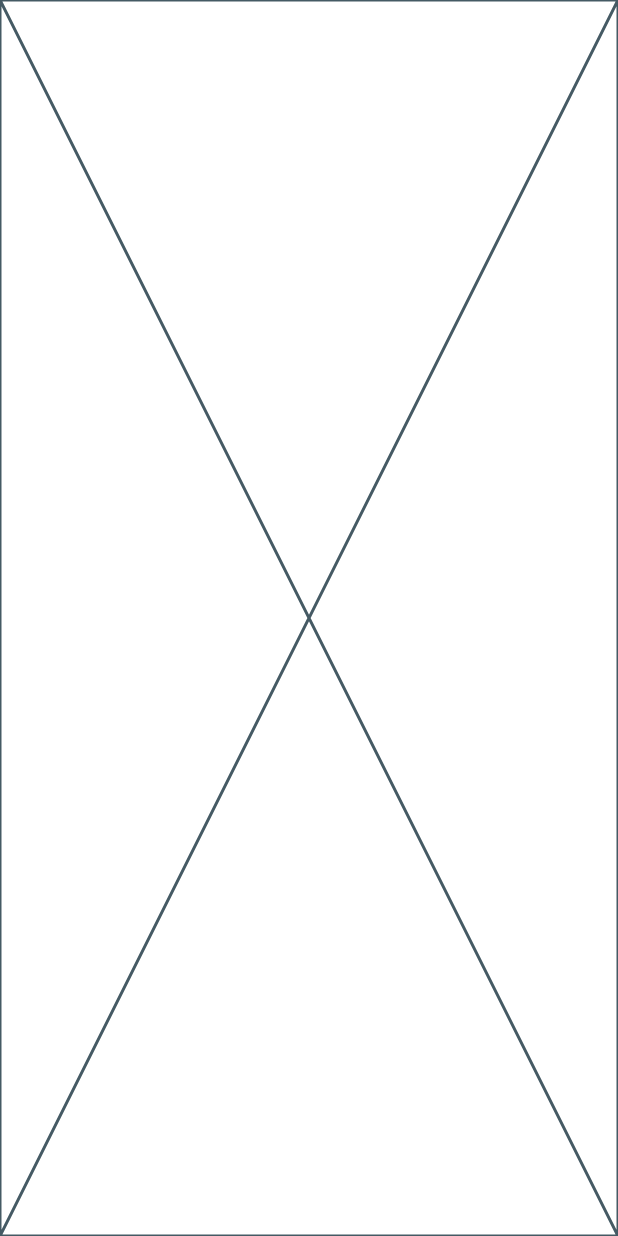
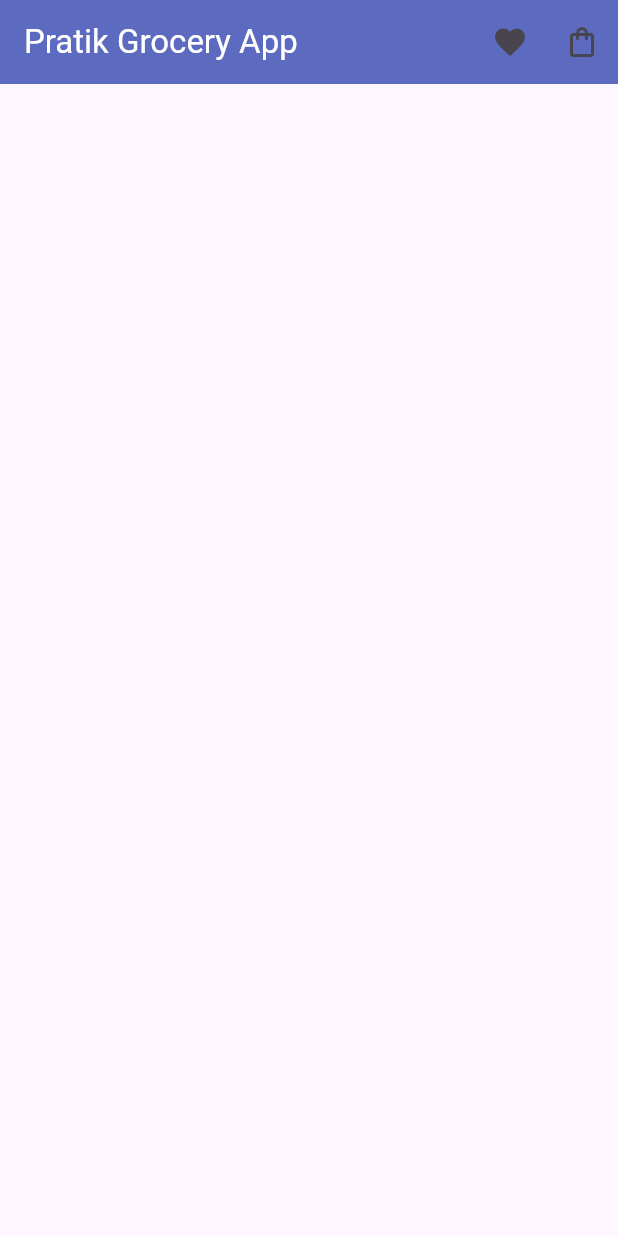
Before and after one commit to Pratik-0605/demo_bloc_project, a Flutter app: the screen it shows after launch, on a phone screen of 412 x 824 dp. Run offline on Flutter 3.47's test engine with Material 3 defaults, Android fonts, the light colour scheme and no system bars; our stand-ins replace bloc, flutter_bloc.

Commit message:
Added the wishlist icon, cart icon added event(action) to wishlist icon. Added parameter bloc which will take homeBloc. Added HomeState and HomeActionState in home state file, Added event in the Homeevent page.

```diff
--- /dev/null
+++ b/lib/features/cart/bloc/cart_event.dart
@@ -0,0 +1,4 @@
+part of 'cart_bloc.dart';
+
+@immutable
+sealed class CartEvent {}
--- /dev/null
+++ b/lib/features/cart/bloc/cart_state.dart
@@ -0,0 +1,6 @@
+part of 'cart_bloc.dart';
+
+@immutable
+sealed class CartState {}
+
+final class CartInitial extends CartState {}
--- /dev/null
+++ b/lib/features/home/bloc/home_bloc.dart
@@ -0,0 +1,12 @@
+import 'package:bloc/bloc.dart';
+import 'package:meta/meta.dart';
+
+part 'home_event.dart';
+part 'home_state.dart';
+
+class HomeBloc extends Bloc<HomeEvent, HomeState> {
+  HomeBloc() : super(HomeInitial()) {
+    on<HomeEvent>((event, emit) {
+    });
+  }
+}
--- /dev/null
+++ b/lib/features/home/bloc/home_event.dart
@@ -0,0 +1,20 @@
+part of 'home_bloc.dart';
+
+@immutable
+abstract class HomeEvent {}
+
+class HomeProductWishlistButtonClickedEvent extends HomeEvent{
+
+}
+
+class HomeProductCartButtonClickedEvent extends HomeEvent{
+
+}
+
+class HomeWishlistButtonNavigateEvent extends HomeEvent{
+
+}
+
+class HomeCartButtonNavigateEvent extends HomeEvent{
+
+}
--- /dev/null
+++ b/lib/features/home/bloc/home_state.dart
@@ -0,0 +1,24 @@
+part of 'home_bloc.dart';
+
+@immutable
+abstract class HomeState {}
+
+//action state is used when the user want to execute some action later on which will be included in HomeState only.
+abstract class HomeActionState extends HomeState {}
+
+class HomeInitial extends HomeState {}
+
+// to load the data from the api it will take some time at that time we are using loading indicator and using this class.
+class HomeLoadingState extends HomeState {}
+
+//when ui has been loaded data has been fetched and loading indicator should be removed.
+class HomeLoadedSuccessState extends HomeState {}
+
+// suppose some error occurs so we have created a error class
+class HomeErrorState extends HomeState {}
+
+// Navigate to Wishlist page after clicking on wishlist button
+class HomeNavigatetoWishlistPageActionState extends HomeActionState {}
+
+// Navigate to cart page after clicking on cart button
+class HomeNavigatetoCartPageActionState extends HomeActionState {}
--- a/lib/features/home/home.dart
+++ b/lib/features/home/home.dart
@@ -1,4 +1,6 @@
+import 'package:bloc_project_akshit/features/home/bloc/home_bloc.dart';
 import 'package:flutter/material.dart';
+import 'package:flutter_bloc/flutter_bloc.dart';
 
 class Home extends StatefulWidget {
   const Home({super.key});
@@ -8,8 +10,33 @@ class Home extends StatefulWidget {
 }
 
 class _HomeState extends State<Home> {
+  final HomeBloc homeBloc = HomeBloc();
   @override
   Widget build(BuildContext context) {
-    return const Placeholder();
+    return BlocConsumer<HomeBloc, HomeState>(
+      bloc: homeBloc,                          // It is a parameter which is going to take homebloc
+      // listenWhen: (previous, current) {},
+      // buildWhen: (previous, current) {},
+      listener: (context, state) {},
+      builder: (context, state) {
+        return Scaffold(
+          appBar: AppBar(
+            title: Text(
+              'Pratik Grocery App',
+              style: TextStyle(
+                color: Colors.white,
+              ),
+            ),
+            actions: [
+              IconButton(onPressed: () {
+                homeBloc.add(HomeWishlistButtonNavigateEvent());
+              }, icon: Icon(Icons.favorite)),
+              IconButton(onPressed: () {}, icon: Icon(Icons.shopping_bag_outlined)),
+            ],
+            backgroundColor: Colors.indigo[400],
+          ),
+        );
+      },
+    );
   }
 }
--- /dev/null
+++ b/lib/features/wishlist/bloc/wishlist_event.dart
@@ -0,0 +1,4 @@
+part of 'wishlist_bloc.dart';
+
+@immutable
+sealed class WishlistEvent {}
--- /dev/null
+++ b/lib/features/wishlist/bloc/wishlist_state.dart
@@ -0,0 +1,6 @@
+part of 'wishlist_bloc.dart';
+
+@immutable
+sealed class WishlistState {}
+
+final class WishlistInitial extends WishlistState {}
--- a/lib/main.dart
+++ b/lib/main.dart
@@ -10,7 +10,11 @@ class MyApp extends StatelessWidget {
 
   @override
   Widget build(BuildContext context) {
-    return const MaterialApp(
+    return MaterialApp(
+      debugShowCheckedModeBanner: false,
+      theme: ThemeData(
+        primaryColor: Colors.teal
+      ),
       home: Home(),
     );
   }
```
Also changed, not shown: lib/features/cart/bloc/cart_bloc.dart (added, +13 -0 lines), lib/features/wishlist/bloc/wishlist_bloc.dart (added, +13 -0 lines), pubspec.yaml (+2 -66 lines), pubspec.lock.
